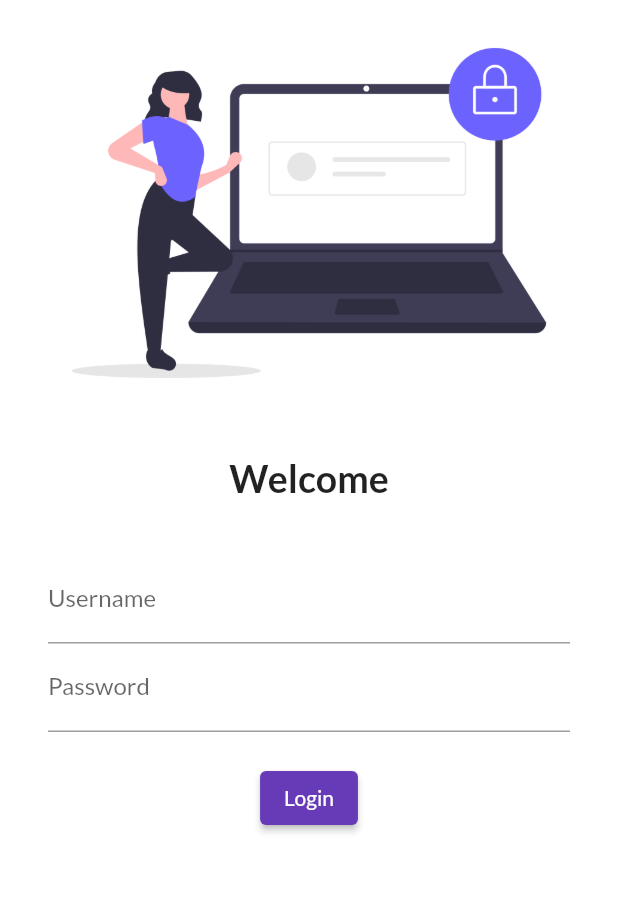
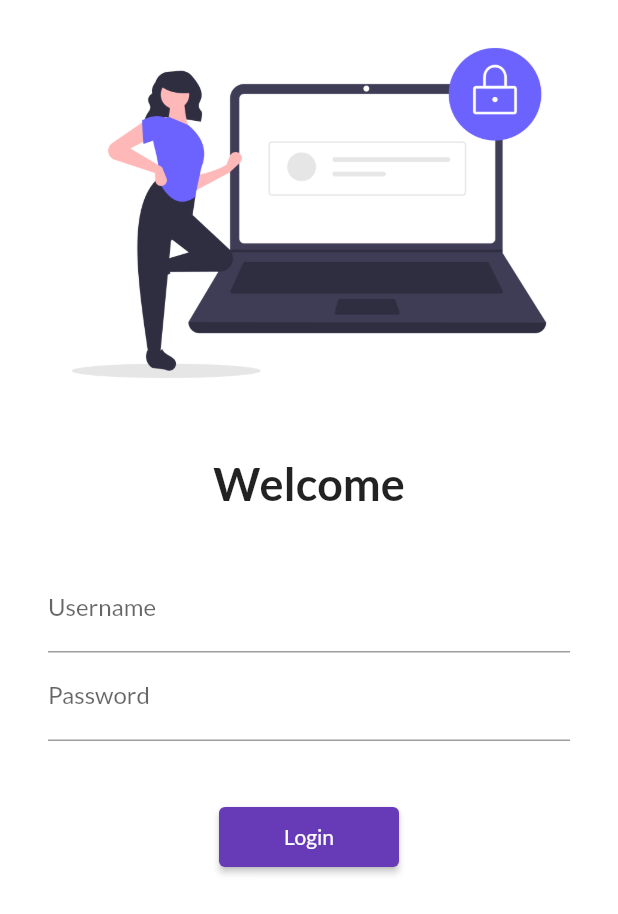
Before and after one commit to DibyoD/FLUTTERAPP1, a Flutter app: the screen it shows after launch, on a phone screen of 412 x 824 dp. Shown: the top 914 px of the screen. Run offline on Flutter 3.47's test engine with Material 2 defaults, Android fonts, the phone set to English and light mode, and no system bars; our stand-ins replace google_fonts.

Commit message:
day 5 completed

```diff
--- a/lib/main.dart
+++ b/lib/main.dart
@@ -1,6 +1,7 @@
 import 'package:flutter/material.dart';
 import 'package:flutter_app1/pages/home_page.dart';
 import 'package:flutter_app1/pages/login_page.dart';
+import 'package:flutter_app1/utils/routes.dart';
 import 'package:google_fonts/google_fonts.dart';
 
 void main() {
@@ -22,9 +23,9 @@ class MyApp extends StatelessWidget {
       ),
       initialRoute: "/login",
       routes: {
-        "/": (context) => LoginPage(),
-        "/home": (context) => HomePage(),
-        "/login": (context) => LoginPage()
+        "/": (context) => const LoginPage(),
+        MyRoutes.homeRoute: (context) => const HomePage(),
+        MyRoutes.loginRoute: (context) => const LoginPage()
       },
     );
   }
--- a/lib/pages/home_page.dart
+++ b/lib/pages/home_page.dart
@@ -8,14 +8,14 @@ class HomePage extends StatelessWidget {
     const int day = 4;
     return Scaffold(
       appBar: AppBar(
-        title: Text("FirstApp"),
+        title: const Text("FirstApp"),
       ),
       body: Center(
         child: Container(
-          child: Text("This is my First App Day ${day}"),
+          child: const Text("This is my First App Day ${day}"),
         ),
       ),
-      drawer: Drawer(),
+      drawer: const Drawer(),
     );
   }
 }
--- a/lib/pages/login_page.dart
+++ b/lib/pages/login_page.dart
@@ -1,4 +1,5 @@
 import 'package:flutter/material.dart';
+import 'package:flutter_app1/utils/routes.dart';
 
 class LoginPage extends StatelessWidget {
   const LoginPage({Key? key}) : super(key: key);
@@ -7,6 +8,7 @@ class LoginPage extends StatelessWidget {
   Widget build(BuildContext context) {
     return Material(
         color: Colors.white,
+        child: SingleChildScrollView(
           child: Column(
             children: [
               Image.asset(
@@ -16,12 +18,12 @@ class LoginPage extends StatelessWidget {
               const SizedBox(height: 20),
               const Text(
                 "Welcome",
-              style: TextStyle(fontSize: 25, fontWeight: FontWeight.bold),
+                style: TextStyle(fontSize: 30, fontWeight: FontWeight.bold),
               ),
               const SizedBox(height: 20),
               Padding(
-              padding:
-                  const EdgeInsets.symmetric(vertical: 16.0, horizontal: 32.0),
+                padding: const EdgeInsets.symmetric(
+                    vertical: 16.0, horizontal: 32.0),
                 child: Column(
                   children: [
                     TextFormField(
@@ -35,17 +37,21 @@ class LoginPage extends StatelessWidget {
                           labelText: "Password", hintText: "Enter Password"),
                     ),
                     const SizedBox(
-                    height: 20,
+                      height: 40,
                     ),
                     ElevatedButton(
                       onPressed: () {
-                        print("Hello!!");
+                        Navigator.pushNamed(context, "/home");
                       },
-                      child: const Text("Login"))
+                      child: const Text("Login"),
+                      style: TextButton.styleFrom(
+                          minimumSize: const Size(120, 40)),
+                    )
                   ],
                 ),
               )
             ],
+          ),
         ));
   }
 }
--- /dev/null
+++ b/lib/utils/routes.dart
@@ -0,0 +1,4 @@
+class MyRoutes {
+  static String loginRoute = "/login";
+  static String homeRoute = "/home";
+}
```
Lines whose indentation alone changed are shown as unchanged.
